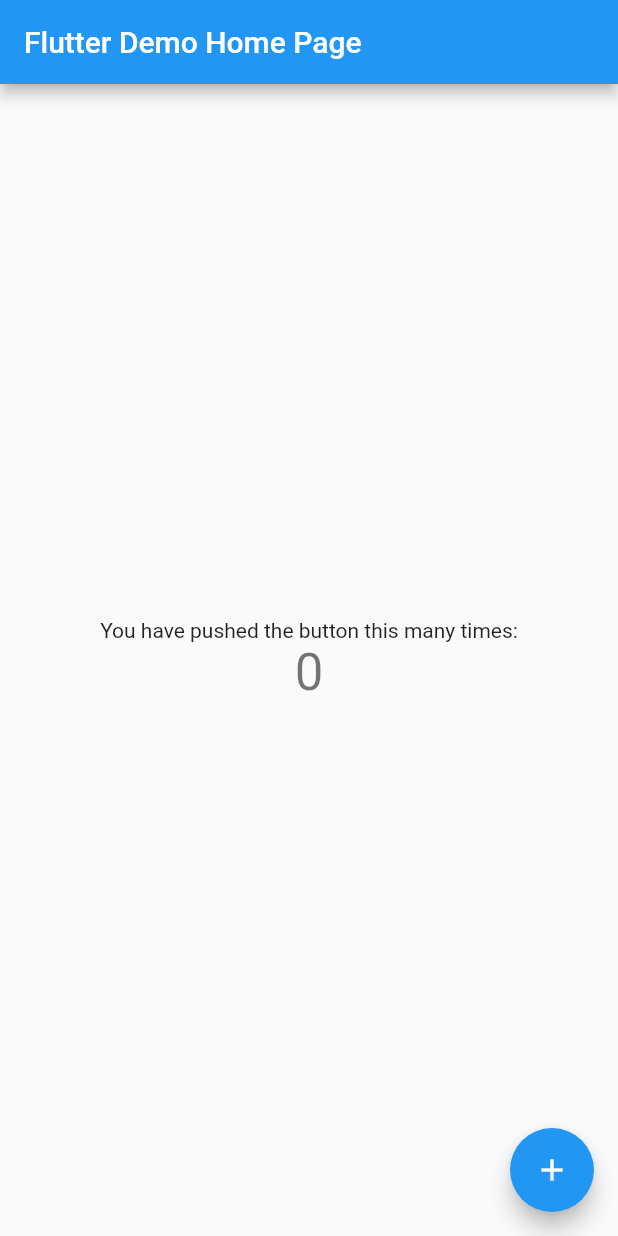
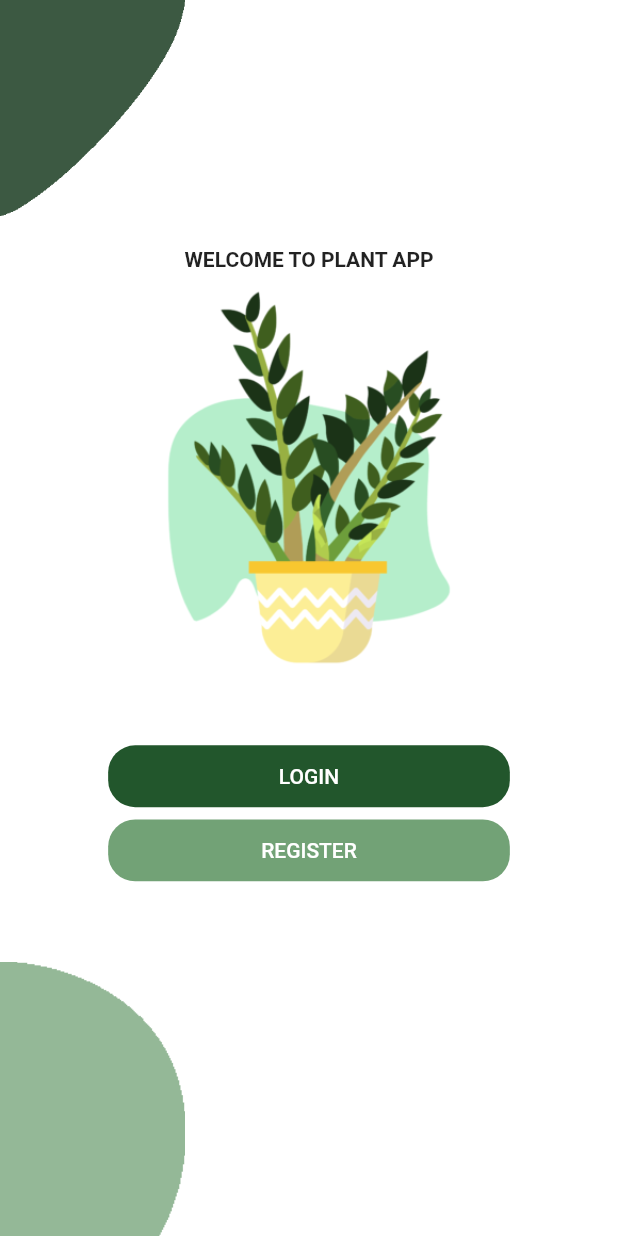
Before and after one commit to Endrju00/plantapp, a Flutter app: the screen it shows after launch, on a phone screen of 412 x 824 dp. Run offline on Flutter 3.47's test engine with Material 2 defaults, Android fonts, the phone set to English and light mode, and no system bars.

Commit message:
Create start page

```diff
--- /dev/null
+++ b/lib/Screens/Welcome/components/background.dart
@@ -0,0 +1,38 @@
+import 'package:flutter/material.dart';
+
+class Background extends StatelessWidget {
+  final Widget child;
+  const Background({
+    Key? key,
+    required this.child,
+  }) : super(key: key);
+
+  @override
+  Widget build(BuildContext context) {
+    Size size = MediaQuery.of(context).size;
+    return Container(
+        height: size.height,
+        width: double.infinity,
+        child: Stack(
+          children: <Widget>[
+            Positioned(
+              top: 0,
+              left: 0,
+              child: Image.asset(
+                "assets/images/main_top.png",
+                width: size.width * 0.3,
+              ),
+            ),
+            Positioned(
+              bottom: 0,
+              left: 0,
+              child: Image.asset(
+                "assets/images/main_bottom.png",
+                width: size.width * 0.3,
+              ),
+            ),
+            child,
+          ],
+        ));
+  }
+}
--- /dev/null
+++ b/lib/Screens/Welcome/components/body.dart
@@ -0,0 +1,62 @@
+import 'package:flutter/material.dart';
+import 'package:plantapp/Screens/Welcome/components/background.dart';
+import 'package:plantapp/constants.dart';
+
+class Body extends StatelessWidget {
+  const Body({Key? key}) : super(key: key);
+
+  @override
+  Widget build(BuildContext context) {
+    Size size = MediaQuery.of(context).size; // Size of screen
+    return Background(
+      child: Column(
+        mainAxisAlignment: MainAxisAlignment.start,
+        children: <Widget>[
+          SizedBox(height: size.height * 0.2),
+          const Text(
+            "WELCOME TO PLANT APP",
+            style: TextStyle(fontWeight: FontWeight.bold),
+          ),
+          Image.asset(
+            "assets/images/main_center.png",
+          ),
+          SizedBox(height: size.height * 0.05),
+          SizedBox(
+            height: size.height * 0.05,
+            width: size.width * cMainButtonWidthFactor,
+            child: TextButton(
+              style: ButtonStyle(
+                shape: MaterialStateProperty.all<RoundedRectangleBorder>(
+                  RoundedRectangleBorder(
+                    borderRadius: BorderRadius.circular(18.0),
+                  ),
+                ),
+                backgroundColor: MaterialStateProperty.all(cPrimaryColor),
+              ),
+              onPressed: () {},
+              child: const Text("LOGIN", style: TextStyle(color: Colors.white)),
+            ),
+          ),
+          SizedBox(height: size.height * 0.01),
+          SizedBox(
+            height: size.height * 0.05,
+            width: size.width * cMainButtonWidthFactor,
+            child: TextButton(
+              style: ButtonStyle(
+                shape: MaterialStateProperty.all<RoundedRectangleBorder>(
+                  RoundedRectangleBorder(
+                    borderRadius: BorderRadius.circular(18.0),
+                  ),
+                ),
+                backgroundColor: MaterialStateProperty.all(cPrimaryLightColor),
+              ),
+              onPressed: () {},
+              child:
+                  const Text("REGISTER", style: TextStyle(color: Colors.white)),
+            ),
+          )
+        ],
+      ),
+    );
+  }
+}
--- /dev/null
+++ b/lib/Screens/Welcome/welcome_screen.dart
@@ -0,0 +1,12 @@
+import 'package:flutter/material.dart';
+
+import 'components/body.dart';
+
+class WelcomeScreen extends StatelessWidget {
+  const WelcomeScreen({Key? key}) : super(key: key);
+
+  @override
+  Widget build(BuildContext context) {
+    return const Scaffold(body: Body(),);
+  }
+}
--- /dev/null
+++ b/lib/constants.dart
@@ -0,0 +1,5 @@
+import 'package:flutter/material.dart';
+
+const cPrimaryColor = Color.fromARGB(255, 34, 86, 44);
+const cPrimaryLightColor = Color.fromARGB(255, 114, 162, 118);
+const cMainButtonWidthFactor = 0.65;
--- a/lib/main.dart
+++ b/lib/main.dart
@@ -1,4 +1,6 @@
 import 'package:flutter/material.dart';
+import 'package:plantapp/Screens/Welcome/welcome_screen.dart';
+import 'package:plantapp/constants.dart';
 
 void main() {
   runApp(const MyApp());
@@ -11,105 +13,13 @@ class MyApp extends StatelessWidget {
   @override
   Widget build(BuildContext context) {
     return MaterialApp(
-      title: 'Flutter Demo',
+      title: 'Flutter Auth',
       theme: ThemeData(
-        // This is the theme of your application.
-        //
-        // Try running your application with "flutter run". You'll see the
-        // application has a blue toolbar. Then, without quitting the app, try
-        // changing the primarySwatch below to Colors.green and then invoke
-        // "hot reload" (press "r" in the console where you ran "flutter run",
-        // or simply save your changes to "hot reload" in a Flutter IDE).
-        // Notice that the counter didn't reset back to zero; the application
-        // is not restarted.
-        primarySwatch: Colors.blue,
+        primaryColor: cPrimaryColor,
+        scaffoldBackgroundColor: Colors.white,
       ),
-      home: const MyHomePage(title: 'Flutter Demo Home Page'),
+      home: const WelcomeScreen(),
+      debugShowCheckedModeBanner: false,
     );
   }
 }
-
-class MyHomePage extends StatefulWidget {
-  const MyHomePage({Key? key, required this.title}) : super(key: key);
-
-  // This widget is the home page of your application. It is stateful, meaning
-  // that it has a State object (defined below) that contains fields that affect
-  // how it looks.
-
-  // This class is the configuration for the state. It holds the values (in this
-  // case the title) provided by the parent (in this case the App widget) and
-  // used by the build method of the State. Fields in a Widget subclass are
-  // always marked "final".
-
-  final String title;
-
-  @override
-  State<MyHomePage> createState() => _MyHomePageState();
-}
-
-class _MyHomePageState extends State<MyHomePage> {
-  int _counter = 0;
-
-  void _incrementCounter() {
-    setState(() {
-      // This call to setState tells the Flutter framework that something has
-      // changed in this State, which causes it to rerun the build method below
-      // so that the display can reflect the updated values. If we changed
-      // _counter without calling setState(), then the build method would not be
-      // called again, and so nothing would appear to happen.
-      _counter++;
-    });
-  }
-
-  @override
-  Widget build(BuildContext context) {
-    // This method is rerun every time setState is called, for instance as done
-    // by the _incrementCounter method above.
-    //
-    // The Flutter framework has been optimized to make rerunning build methods
-    // fast, so that you can just rebuild anything that needs updating rather
-    // than having to individually change instances of widgets.
-    return Scaffold(
-      appBar: AppBar(
-        // Here we take the value from the MyHomePage object that was created by
-        // the App.build method, and use it to set our appbar title.
-        title: Text(widget.title),
-      ),
-      body: Center(
-        // Center is a layout widget. It takes a single child and positions it
-        // in the middle of the parent.
-        child: Column(
-          // Column is also a layout widget. It takes a list of children and
-          // arranges them vertically. By default, it sizes itself to fit its
-          // children horizontally, and tries to be as tall as its parent.
-          //
-          // Invoke "debug painting" (press "p" in the console, choose the
-          // "Toggle Debug Paint" action from the Flutter Inspector in Android
-          // Studio, or the "Toggle Debug Paint" command in Visual Studio Code)
-          // to see the wireframe for each widget.
-          //
-          // Column has various properties to control how it sizes itself and
-          // how it positions its children. Here we use mainAxisAlignment to
-          // center the children vertically; the main axis here is the vertical
-          // axis because Columns are vertical (the cross axis would be
-          // horizontal).
-          mainAxisAlignment: MainAxisAlignment.center,
-          children: <Widget>[
-            const Text(
-              'You have pushed the button this many times:',
-            ),
-            Text(
-              '$_counter',
-              style: Theme.of(context).textTheme.headline4,
-            ),
-          ],
-        ),
-      ),
-      floatingActionButton: FloatingActionButton(
-        onPressed: _incrementCounter,
-        tooltip: 'Increment',
-        child: const Icon(Icons.add),
-      ), // This trailing comma makes auto-formatting nicer for build methods.
-    );
-  }
-}
--- a/pubspec.yaml
+++ b/pubspec.yaml
@@ -58,9 +58,8 @@ flutter:
   uses-material-design: true
 
   # To add assets to your application, add an assets section, like this:
-  # assets:
-  #   - images/a_dot_burr.jpeg
-  #   - images/a_dot_ham.jpeg
+  assets:
+    - assets/images/
 
   # An image asset can refer to one or more resolution-specific "variants", see
   # https://flutter.dev/assets-and-images/#resolution-aware
```
Also changed, not shown: assets/images/login_bottom.png (added), assets/images/main_bottom.png (added), assets/images/main_center.png (added), assets/images/main_top.png (added), assets/images/signup_top.png (added), 1 other file.
